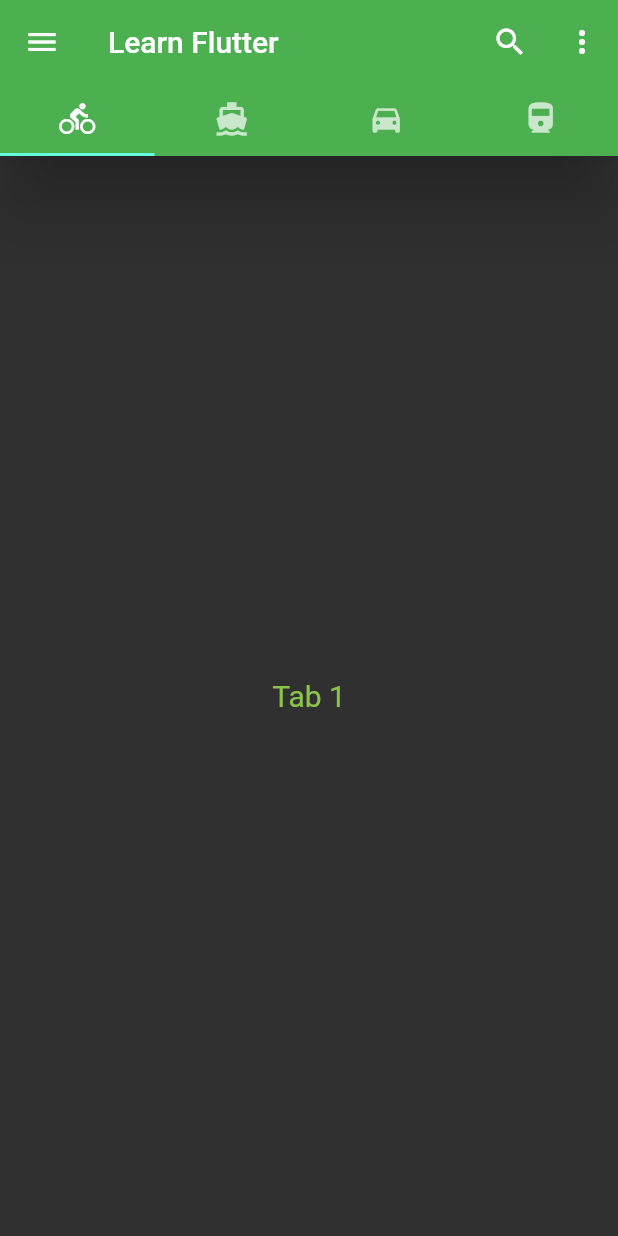
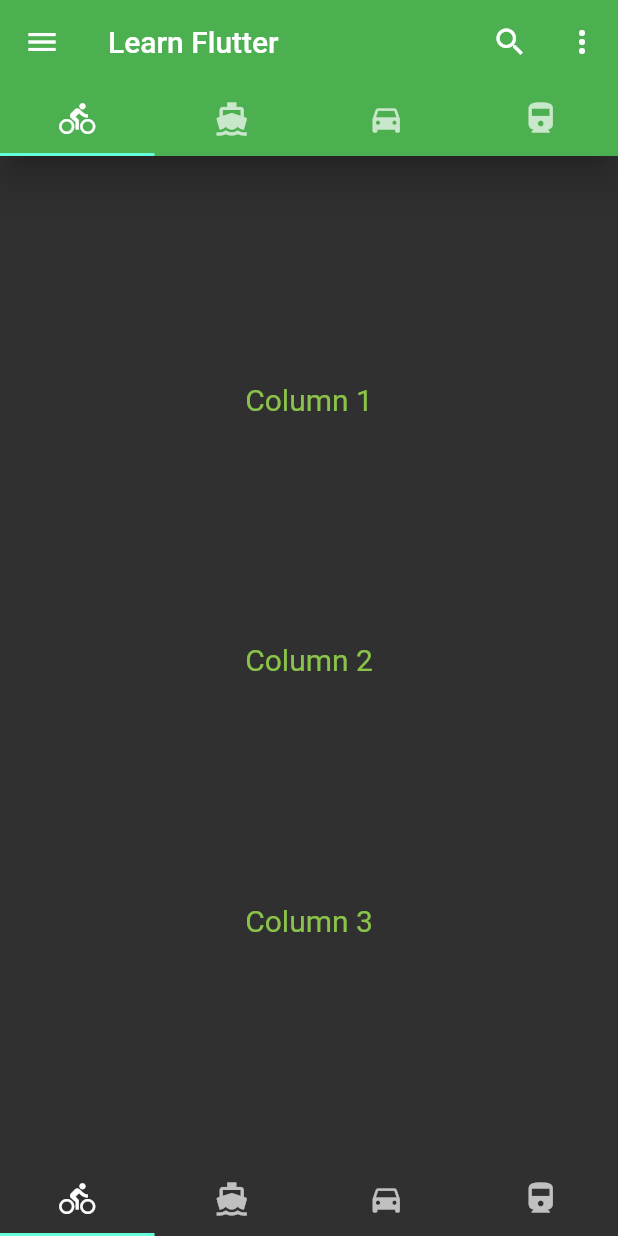
Before and after one commit to TharindaNimnajith/flutter_tutorial, a Flutter app: the screen it shows after launch, on a phone screen of 412 x 824 dp. Run offline on Flutter 3.47's test engine with Material 2 defaults, Android fonts, the phone set to English and light mode, and no system bars; our stand-ins replace device_preview.

Commit message:
test
Signed-off-by: TharindaNimnajith <tharindarajapakshe@gmail.com>

```diff
--- a/lib/main.dart
+++ b/lib/main.dart
@@ -4,6 +4,7 @@ import 'package:flutter/foundation.dart';
 import 'package:flutter/material.dart';
 
 void main() {
+  // runApp(App());
   runApp(
     DevicePreview(
       enabled: !kReleaseMode,
@@ -16,8 +17,51 @@ class AppTest extends StatelessWidget {
   @override
   Widget build(BuildContext context) {
     return MaterialApp(
-      home: Text(
-        'Hello World!',
+      debugShowCheckedModeBanner: false,
+      title: 'Flutter Test',
+      theme: ThemeData(
+        primarySwatch: Colors.green,
+        brightness: Brightness.dark,
+      ),
+      home: HomeTest(),
+    );
+  }
+}
+
+class HomeTest extends StatelessWidget {
+  @override
+  Widget build(BuildContext context) {
+    return Scaffold(
+      appBar: AppBar(
+        title: Text(
+          'Flutter Test',
+        ),
+      ),
+      body: Container(
+        color: Colors.blue,
+        width: double.infinity,
+        height: 200.0,
+        margin: EdgeInsets.all(20.0),
+        padding: EdgeInsets.all(30.0),
+        // padding: EdgeInsets.symmetric(
+        //     horizontal: 10.0,
+        //     vertical: 20.0,
+        // ),
+        // padding: EdgeInsets.only(
+        //   bottom: 10.0,
+        //   top: 10.0,
+        //   left: 10.0,
+        //   right: 10.0,
+        // ),
+        // padding: EdgeInsets.fromLTRB(10.0, 10.0, 10.0, 10.0),
+        // transform: Matrix4.rotationZ(0.2),
+        alignment: Alignment.bottomCenter,
+        child: Text(
+          'Flutter Tutorial',
+          style: TextStyle(
+            fontSize: 20.0,
+          ),
+        ),
       ),
     );
   }
@@ -47,11 +91,35 @@ class Home extends StatelessWidget {
       child: DefaultTabController(
         length: 4,
         child: Scaffold(
+          bottomNavigationBar: TabBar(
+            tabs: [
+              Tab(
+                icon: Icon(
+                  Icons.directions_bike,
+                ),
+              ),
+              Tab(
+                icon: Icon(
+                  Icons.directions_boat,
+                ),
+              ),
+              Tab(
+                icon: Icon(
+                  Icons.directions_car,
+                ),
+              ),
+              Tab(
+                icon: Icon(
+                  Icons.directions_railway,
+                ),
+              ),
+            ],
+          ),
           appBar: AppBar(
             title: Text(
               'Learn Flutter',
             ),
-            elevation: 20.0,
+            elevation: 10.0,
             backgroundColor: Colors.green,
             // flexibleSpace: Image.asset(
             //   'assets/appbar.jpg',
@@ -118,28 +186,66 @@ class Home extends StatelessWidget {
 
 Widget tab1() {
   return Container(
-    child: Center(
-      child: Text(
-        'Tab 1',
+    // width: double.infinity,
+    child: Column(
+      mainAxisAlignment: MainAxisAlignment.spaceEvenly,
+      // crossAxisAlignment: CrossAxisAlignment.center,
+      children: <Widget>[
+        Text(
+          'Column 1',
           style: TextStyle(
             fontSize: 20.0,
             color: Colors.lightGreen,
           ),
         ),
+        Text(
+          'Column 2',
+          style: TextStyle(
+            fontSize: 20.0,
+            color: Colors.lightGreen,
+          ),
+        ),
+        Text(
+          'Column 3',
+          style: TextStyle(
+            fontSize: 20.0,
+            color: Colors.lightGreen,
+          ),
+        ),
+      ],
     ),
   );
 }
 
 Widget tab2() {
   return Container(
-    child: Center(
-      child: Text(
-        'Tab 2',
+    // width: double.infinity,
+    child: Row(
+      mainAxisAlignment: MainAxisAlignment.spaceEvenly,
+      // crossAxisAlignment: CrossAxisAlignment.center,
+      children: <Widget>[
+        Text(
+          'Row 1',
           style: TextStyle(
             fontSize: 20.0,
             color: Colors.lightGreen,
           ),
         ),
+        Text(
+          'Row 2',
+          style: TextStyle(
+            fontSize: 20.0,
+            color: Colors.lightGreen,
+          ),
+        ),
+        Text(
+          'Row 3',
+          style: TextStyle(
+            fontSize: 20.0,
+            color: Colors.lightGreen,
+          ),
+        ),
+      ],
     ),
   );
 }
```
Lines whose indentation alone changed are shown as unchanged.
